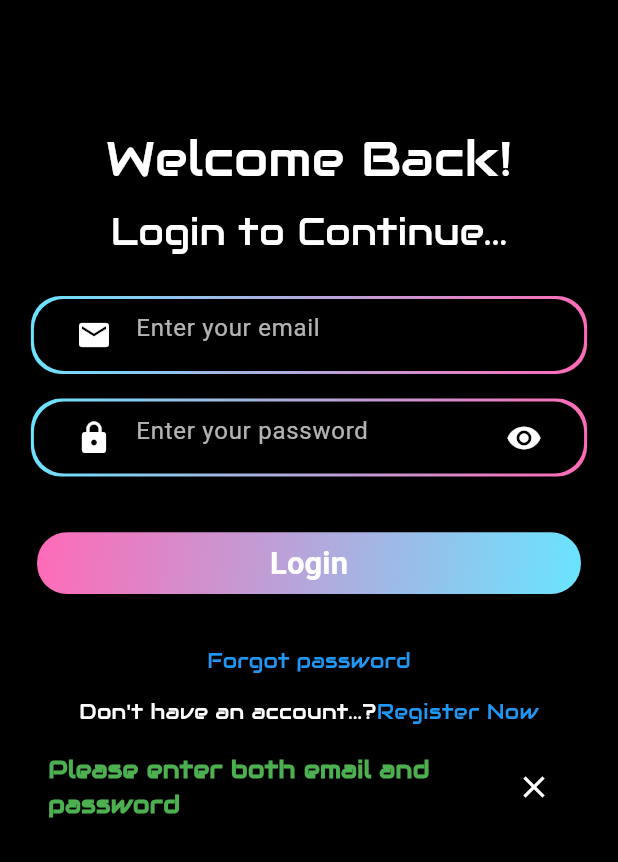
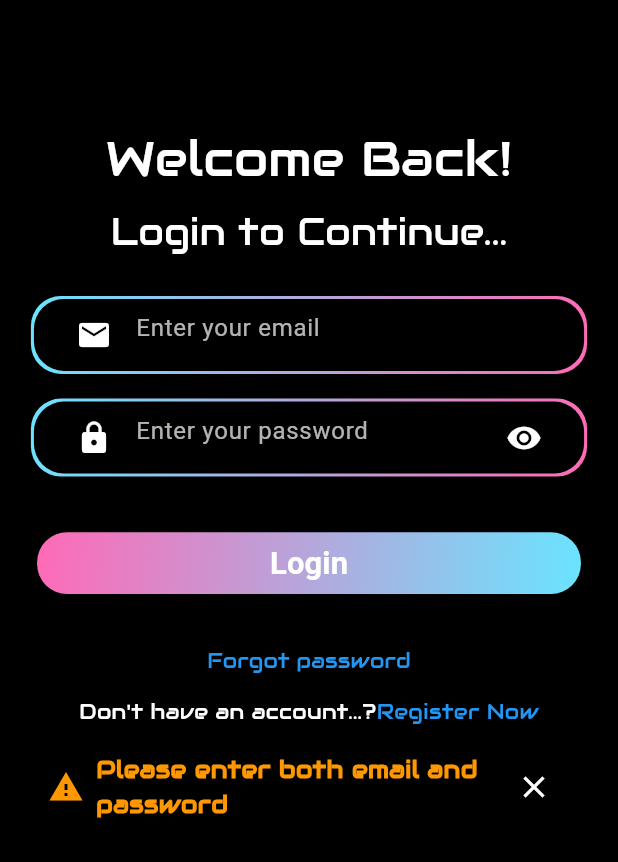
Before and after one commit to Student-Recreation-Center-CSE-RKV/abhiyanth-flutter, a Flutter app: the screen it shows after launch, after a tap on "Login", on a phone screen of 412 x 824 dp, the part 374-1236 px from its top. Run offline on Flutter 3.47's test engine with Material 3 defaults, Android fonts, the light colour scheme and no system bars; our stand-ins replace carousel_slider, cloud_firestore, curved_navigation_bar, firebase_auth, firebase_core, flutter_dotenv and 8 more; accounts and stored records are empty; Roboto replaces fonts that are missing (AudioWide).

Commit message:
Solved bugs with snackbar, add icons in snackbar

```diff
--- a/lib/services/custom_snackbar.dart
+++ b/lib/services/custom_snackbar.dart
@@ -2,24 +2,33 @@ import 'package:flutter/material.dart';
 
 class CustomSnackBar {
   static void show(BuildContext context, String message, {String type = "success"}) {
-    // Determine text color based on the type of message
+    // Determine text color and icon based on the type of message
     Color textColor;
+    IconData icon;
     switch (type) {
       case "error":
         textColor = Colors.red;
+        icon = Icons.error;
         break;
       case "warning":
         textColor = Colors.orange;
+        icon = Icons.warning;
         break;
       case "success":
       default:
         textColor = Colors.green;
+        icon = Icons.check_circle;
         break;
     }
 
     final snackBar = SnackBar(
       content: Row(
         children: [
+          Icon(
+            icon,
+            color: textColor,
+          ),
+          const SizedBox(width: 8), // Spacing between icon and message
           Expanded(
             child: Text(
               message,
--- a/lib/viewmodels/loginview_model.dart
+++ b/lib/viewmodels/loginview_model.dart
@@ -6,7 +6,7 @@ import '../services/Routes/routesname.dart';
 
 class LoginViewModel extends ChangeNotifier {
   final FirebaseAuth _auth = FirebaseAuth.instance;
-  NavigationService navigationservice =NavigationService();
+  NavigationService navigationservice = NavigationService();
 
   String? _email;
   String? _password;
@@ -29,14 +29,21 @@ class LoginViewModel extends ChangeNotifier {
 
   // Login function using Firebase Auth
   Future<void> login(BuildContext context) async {
-    if (_email == null || _password == null || _email!.isEmpty || _password!.isEmpty) {
-      CustomSnackBar.show(context, "Please enter both email and password");
+    if (_email == null ||
+        _password == null ||
+        _email!.isEmpty ||
+        _password!.isEmpty) {
+      CustomSnackBar.show(context, "Please enter both email and password",
+          type: "warning");
       return;
     }
 
     try {
       // Start loading state
       _isLoading = true;
+
+      CustomSnackBar.show(context, "Logging in...");
+
       notifyListeners();
 
       // Attempt to sign in with Firebase Authentication
@@ -46,15 +53,18 @@ class LoginViewModel extends ChangeNotifier {
       );
 
       // Show success message
-      CustomSnackBar.show(context, "Login successful" , type: "success");
+      CustomSnackBar.show(context, "Login successful", type: "success");
 
       // Navigate to the home screen
-      Navigator.pushNamedAndRemoveUntil(context, RoutesName.home,(route) => false, );
-      navigationservice.removeAllAndPush(RoutesName.home,RoutesName.login);
+      Navigator.pushNamedAndRemoveUntil(
+        context,
+        RoutesName.home,
+        (route) => false,
+      );
+      navigationservice.removeAllAndPush(RoutesName.home, RoutesName.login);
       // Stop loading state
       _isLoading = false;
       notifyListeners();
-
     } on FirebaseAuthException catch (e) {
       // Detailed error handling for FirebaseAuthException
       String errorMessage = "An error occurred. Please try again.";
@@ -72,27 +82,28 @@ class LoginViewModel extends ChangeNotifier {
           errorMessage = "The email address is invalid.";
           break;
         case 'network-request-failed':
-          errorMessage = "Network error. Please check your internet connection.";
+          errorMessage =
+              "Network error. Please check your internet connection.";
           break;
         default:
           errorMessage = "Error: ${e.message}";
       }
 
       // Show error message
-     CustomSnackBar.show(context,errorMessage , type: "error");
+      CustomSnackBar.show(context, errorMessage, type: "error");
 
       // Stop loading state
       _isLoading = false;
       notifyListeners();
-
     } catch (e) {
       // General error catch
       print("General error: $e");
-      CustomSnackBar.show(context,"An unexpected error occurred. Please try again." , type: "error");
+      CustomSnackBar.show(
+          context, "An unexpected error occurred. Please try again.",
+          type: "error");
 
       _isLoading = false;
       notifyListeners();
     }
   }
-
 }
--- a/lib/views/login_view.dart
+++ b/lib/views/login_view.dart
@@ -33,7 +33,7 @@ class _LoginPageState extends State<LoginPage> {
         child: Consumer<LoginViewModel>(
           builder: (context, viewModel, child) {
             return SingleChildScrollView(
-              child: Container(
+              child: SizedBox(
                 height: MediaQuery.of(context).size.height,
                 width: MediaQuery.of(context).size.width,
                 child: Column(
@@ -115,7 +115,7 @@ class _LoginPageState extends State<LoginPage> {
                     ElevatedButton(
                       onPressed: () {
                         viewModel.login(context);
-                        CustomSnackBar.show(context, "Logging in...");
+                        // CustomSnackBar.show(context, "Logging in...");
                       },
                       style: ElevatedButton.styleFrom(
                         shape: RoundedRectangleBorder(
```
Also changed, not shown: lib/viewmodels/signupview_model.dart (+5 -5 lines).
